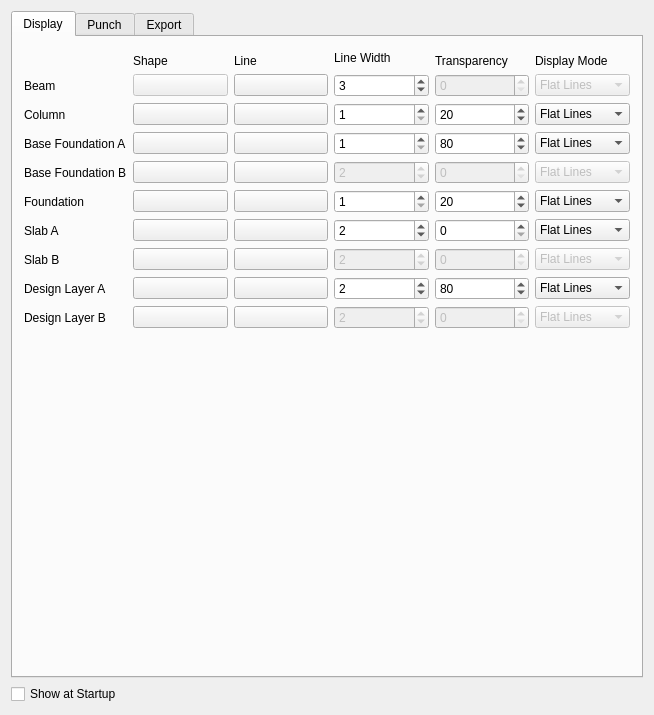
Qt form ui/preferences-OSAFE_visual.ui (ebrahimraeyat/OSAFE) before a commit.
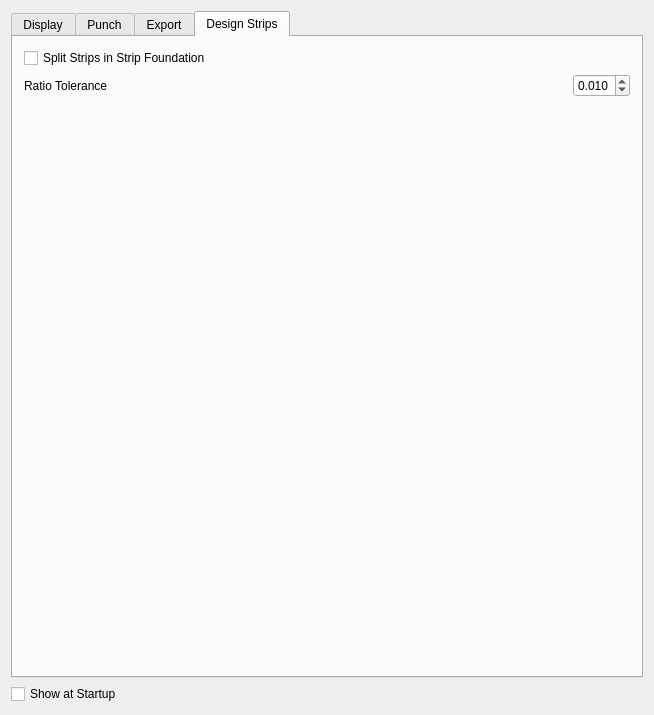
The same form after that commit. The open tabs and pages were chosen to show the change. Custom widgets are drawn as their Qt base class.

Commit message: split strips with tolerance

Patch:
```diff
--- a/ui/preferences-OSAFE_visual.ui
+++ b/ui/preferences-OSAFE_visual.ui
@@ -1503,6 +1503,91 @@
        </item>
       </layout>
      </widget>
+     <widget class="QWidget" name="tab_4">
+      <attribute name="title">
+       <string>Design Strips</string>
+      </attribute>
+      <layout class="QVBoxLayout" name="verticalLayout_6">
+       <item>
+        <widget class="Gui::PrefCheckBox" name="osafe_split_strips">
+         <property name="text">
+          <string>Split Strips in Strip Foundation</string>
+         </property>
+         <property name="checked">
+          <bool>false</bool>
+         </property>
+         <property name="prefEntry" stdset="0">
+          <cstring>osafe_split_strips</cstring>
+         </property>
+         <property name="prefPath" stdset="0">
+          <cstring>Mod/OSAFE</cstring>
+         </property>
+        </widget>
+       </item>
+       <item>
+        <layout class="QHBoxLayout" name="horizontalLayout_6">
+         <item>
+          <widget class="QLabel" name="label_6">
+           <property name="text">
+            <string>Ratio Tolerance</string>
+           </property>
+          </widget>
+         </item>
+         <item>
+          <spacer name="horizontalSpacer_6">
+           <property name="orientation">
+            <enum>Qt::Horizontal</enum>
+           </property>
+           <property name="sizeHint" stdset="0">
+            <size>
+             <width>40</width>
+             <height>20</height>
+            </size>
+           </property>
+          </spacer>
+         </item>
+         <item>
+          <widget class="Gui::PrefDoubleSpinBox" name="osafe_split_strips_tolerance">
+           <property name="decimals">
+            <number>3</number>
+           </property>
+           <property name="minimum">
+            <double>0.001000000000000</double>
+           </property>
+           <property name="maximum">
+            <double>1.000000000000000</double>
+           </property>
+           <property name="singleStep">
+            <double>0.010000000000000</double>
+           </property>
+           <property name="value">
+            <double>0.010000000000000</double>
+           </property>
+           <property name="prefEntry" stdset="0">
+            <cstring>osafe_split_strips_tolerance</cstring>
+           </property>
+           <property name="prefPath" stdset="0">
+            <cstring>Mod/OSAFE</cstring>
+           </property>
+          </widget>
+         </item>
+        </layout>
+       </item>
+       <item>
+        <spacer name="verticalSpacer_4">
+         <property name="orientation">
+          <enum>Qt::Vertical</enum>
+         </property>
+         <property name="sizeHint" stdset="0">
+          <size>
+           <width>20</width>
+           <height>40</height>
+          </size>
+         </property>
+        </spacer>
+       </item>
+      </layout>
+     </widget>
     </widget>
    </item>
    <item>
```
The commit also changes 6 other files.
